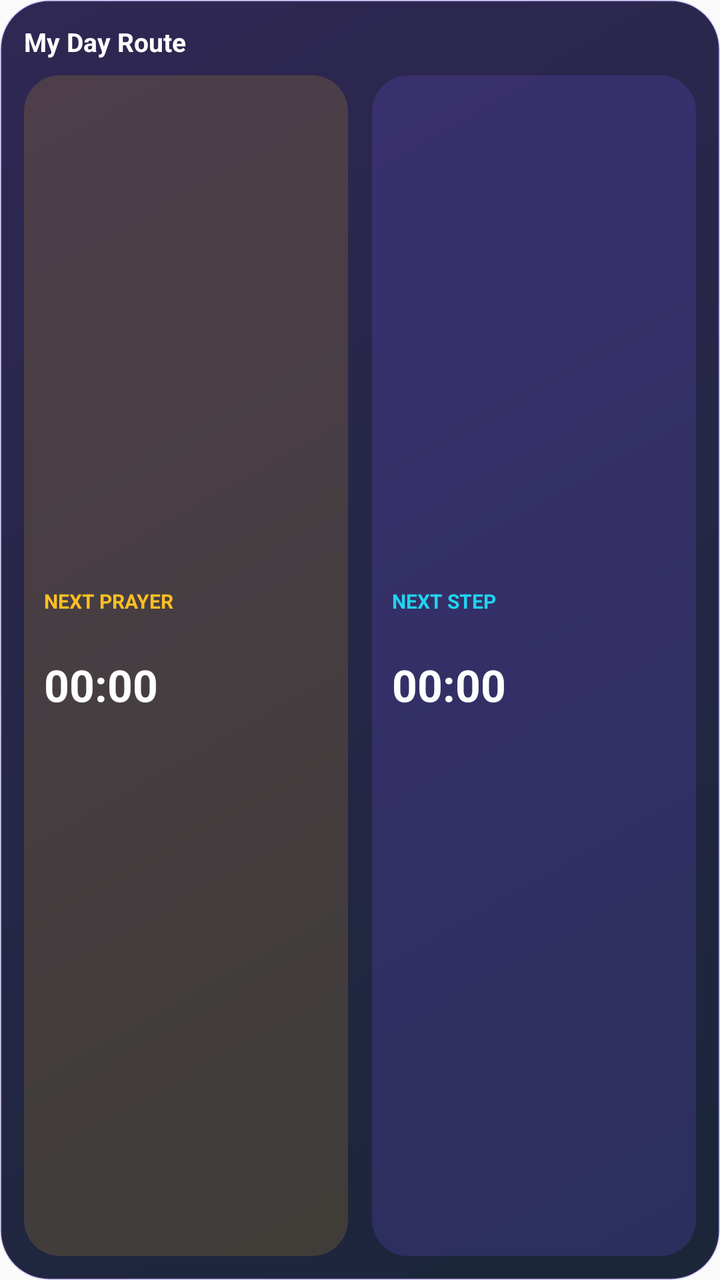
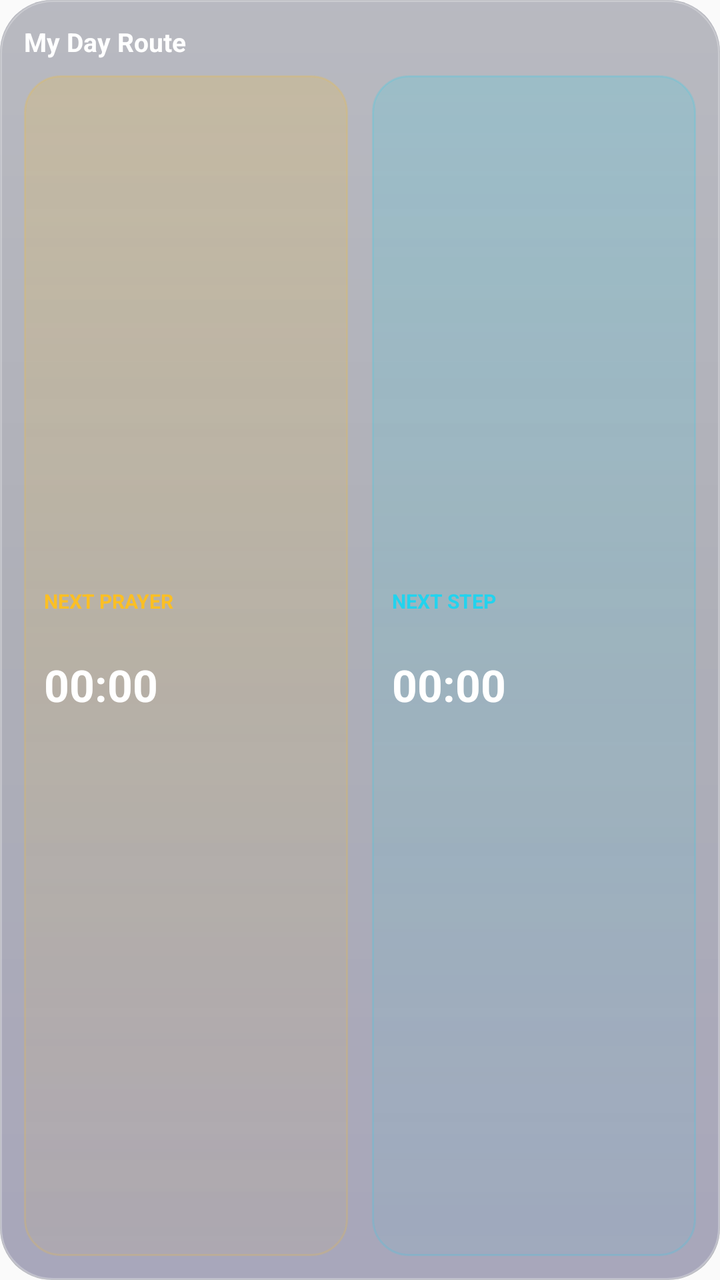

Screens rendered from an Android XML layout before and after an edit, with the pre-edit source and the edit as a unified diff.
<!-- AndroidManifest.xml: application theme AppTheme -->
<!-- res/layout/widget_route.xml -->
<?xml version="1.0" encoding="utf-8"?>
<LinearLayout xmlns:android="http://schemas.android.com/apk/res/android"
    android:id="@+id/w_root"
    android:layout_width="match_parent"
    android:layout_height="match_parent"
    android:orientation="vertical"
    android:padding="12dp"
    android:background="@drawable/widget_bg">

    <LinearLayout
        android:layout_width="match_parent"
        android:layout_height="wrap_content"
        android:orientation="horizontal"
        android:gravity="center_vertical"
        android:layout_marginBottom="8dp">
        <TextView
            android:layout_width="0dp"
            android:layout_height="wrap_content"
            android:layout_weight="1"
            android:text="@string/app_name"
            android:textColor="#FFFFFFFF"
            android:textSize="13sp"
            android:textStyle="bold"/>
        <TextView
            android:id="@+id/w_progress"
            android:layout_width="wrap_content"
            android:layout_height="wrap_content"
            android:text=""
            android:textColor="#B3FFFFFF"
            android:textSize="11sp"/>
    </LinearLayout>

    <LinearLayout
        android:layout_width="match_parent"
        android:layout_height="0dp"
        android:layout_weight="1"
        android:orientation="horizontal">

        <LinearLayout
            android:layout_width="0dp"
            android:layout_height="match_parent"
            android:layout_weight="1"
            android:layout_marginEnd="6dp"
            android:orientation="vertical"
            android:gravity="center_vertical"
            android:padding="10dp"
            android:background="@drawable/widget_card_prayer">
            <TextView android:layout_width="wrap_content" android:layout_height="wrap_content"
                android:text="@string/w_next_prayer" android:textColor="#FFFBBF24" android:textSize="10sp" android:textStyle="bold"/>
            <TextView android:id="@+id/w_prayer_name" android:layout_width="match_parent" android:layout_height="wrap_content"
                android:text="" android:textColor="#FFFFFFFF" android:textSize="15sp" android:textStyle="bold" android:maxLines="1" android:ellipsize="end"/>
            <Chronometer android:id="@+id/w_prayer_cd" android:layout_width="wrap_content" android:layout_height="wrap_content"
                android:textColor="#FFFFFFFF" android:textSize="22sp" android:textStyle="bold"/>
            <TextView android:id="@+id/w_prayer_at" android:layout_width="wrap_content" android:layout_height="wrap_content"
                android:text="" android:textColor="#99FFFFFF" android:textSize="11sp"/>
        </LinearLayout>

        <LinearLayout
            android:layout_width="0dp"
            android:layout_height="match_parent"
            android:layout_weight="1"
            android:layout_marginStart="6dp"
            android:orientation="vertical"
            android:gravity="center_vertical"
            android:padding="10dp"
            android:background="@drawable/widget_card_step">
            <TextView android:layout_width="wrap_content" android:layout_height="wrap_content"
                android:text="@string/w_next_step" android:textColor="#FF22D3EE" android:textSize="10sp" android:textStyle="bold"/>
            <TextView android:id="@+id/w_step_name" android:layout_width="match_parent" android:layout_height="wrap_content"
                android:text="" android:textColor="#FFFFFFFF" android:textSize="15sp" android:textStyle="bold" android:maxLines="1" android:ellipsize="end"/>
            <Chronometer android:id="@+id/w_step_cd" android:layout_width="wrap_content" android:layout_height="wrap_content"
                android:textColor="#FFFFFFFF" android:textSize="22sp" android:textStyle="bold"/>
            <TextView android:id="@+id/w_step_at" android:layout_width="wrap_content" android:layout_height="wrap_content"
                android:text="" android:textColor="#99FFFFFF" android:textSize="11sp"/>
        </LinearLayout>
    </LinearLayout>
</LinearLayout>
<!-- resources referenced by this layout -->
<resources>
  <!-- drawable widget_bg (drawable) -->
  <?xml version="1.0" encoding="utf-8"?>
  <shape xmlns:android="http://schemas.android.com/apk/res/android" android:shape="rectangle">
      <gradient android:angle="315" android:startColor="#F2241C4A" android:endColor="#F20E1A2E" android:type="linear"/>
      <corners android:radius="24dp"/>
      <stroke android:width="1dp" android:color="#337C5CFF"/>
  </shape>
  <!-- drawable widget_card_prayer (drawable) -->
  <?xml version="1.0" encoding="utf-8"?>
  <shape xmlns:android="http://schemas.android.com/apk/res/android" android:shape="rectangle">
      <solid android:color="#26FBBF24"/>
      <corners android:radius="18dp"/>
  </shape>
  <!-- drawable widget_card_step (drawable) -->
  <?xml version="1.0" encoding="utf-8"?>
  <shape xmlns:android="http://schemas.android.com/apk/res/android" android:shape="rectangle">
      <solid android:color="#2E7C5CFF"/>
      <corners android:radius="18dp"/>
  </shape>
  <string name="app_name">My Day Route</string>
  <string name="w_next_prayer">NEXT PRAYER</string>
  <string name="w_next_step">NEXT STEP</string>
  <style name="AppTheme" parent="Theme.AppCompat.Light.DarkActionBar">
          
          <item name="colorPrimary">@color/colorPrimary</item>
          <item name="colorPrimaryDark">@color/colorPrimaryDark</item>
          <item name="colorAccent">@color/colorAccent</item>
      </style>
</resources>

<!-- the commit's change to res/layout/widget_route.xml (unified diff, before → after) -->
@@ -17,7 +17,7 @@
             android:layout_width="0dp"
             android:layout_height="wrap_content"
             android:layout_weight="1"
-            android:text="@string/app_name"
+            android:id="@+id/w_lbl_app" android:text="@string/app_name"
             android:textColor="#FFFFFFFF"
             android:textSize="13sp"
             android:textStyle="bold"/>
@@ -45,7 +45,7 @@
             android:gravity="center_vertical"
             android:padding="10dp"
             android:background="@drawable/widget_card_prayer">
-            <TextView android:layout_width="wrap_content" android:layout_height="wrap_content"
+            <TextView android:id="@+id/w_lbl_prayer" android:layout_width="wrap_content" android:layout_height="wrap_content"
                 android:text="@string/w_next_prayer" android:textColor="#FFFBBF24" android:textSize="10sp" android:textStyle="bold"/>
             <TextView android:id="@+id/w_prayer_name" android:layout_width="match_parent" android:layout_height="wrap_content"
                 android:text="" android:textColor="#FFFFFFFF" android:textSize="15sp" android:textStyle="bold" android:maxLines="1" android:ellipsize="end"/>
@@ -64,7 +64,7 @@
             android:gravity="center_vertical"
             android:padding="10dp"
             android:background="@drawable/widget_card_step">
-            <TextView android:layout_width="wrap_content" android:layout_height="wrap_content"
+            <TextView android:id="@+id/w_lbl_step" android:layout_width="wrap_content" android:layout_height="wrap_content"
                 android:text="@string/w_next_step" android:textColor="#FF22D3EE" android:textSize="10sp" android:textStyle="bold"/>
             <TextView android:id="@+id/w_step_name" android:layout_width="match_parent" android:layout_height="wrap_content"
                 android:text="" android:textColor="#FFFFFFFF" android:textSize="15sp" android:textStyle="bold" android:maxLines="1" android:ellipsize="end"/>
<!-- resource entries referenced after the edit -->
@@ -2,22 +2,34 @@
 <resources>
   <!-- drawable widget_bg (drawable) -->
   <?xml version="1.0" encoding="utf-8"?>
-  <shape xmlns:android="http://schemas.android.com/apk/res/android" android:shape="rectangle">
-      <gradient android:angle="315" android:startColor="#F2241C4A" android:endColor="#F20E1A2E" android:type="linear"/>
-      <corners android:radius="24dp"/>
-      <stroke android:width="1dp" android:color="#337C5CFF"/>
-  </shape>
+  <layer-list xmlns:android="http://schemas.android.com/apk/res/android">
+      <item>
+          <shape android:shape="rectangle">
+              <solid android:color="#59121630"/>
+              <corners android:radius="26dp"/>
+          </shape>
+      </item>
+      <item>
+          <shape android:shape="rectangle">
+              <gradient android:angle="300" android:startColor="#2EFFFFFF" android:centerColor="#0FFFFFFF" android:endColor="#1A9C88FF" android:type="linear"/>
+              <corners android:radius="26dp"/>
+              <stroke android:width="1dp" android:color="#47FFFFFF"/>
+          </shape>
+      </item>
+  </layer-list>
   <!-- drawable widget_card_prayer (drawable) -->
   <?xml version="1.0" encoding="utf-8"?>
   <shape xmlns:android="http://schemas.android.com/apk/res/android" android:shape="rectangle">
-      <solid android:color="#26FBBF24"/>
+      <gradient android:angle="300" android:startColor="#2EFBBF24" android:endColor="#0FFBBF24"/>
       <corners android:radius="18dp"/>
+      <stroke android:width="1dp" android:color="#33FBBF24"/>
   </shape>
   <!-- drawable widget_card_step (drawable) -->
   <?xml version="1.0" encoding="utf-8"?>
   <shape xmlns:android="http://schemas.android.com/apk/res/android" android:shape="rectangle">
-      <solid android:color="#2E7C5CFF"/>
+      <gradient android:angle="300" android:startColor="#2E22D3EE" android:endColor="#0F22D3EE"/>
       <corners android:radius="18dp"/>
+      <stroke android:width="1dp" android:color="#3322D3EE"/>
   </shape>
   <string name="app_name">My Day Route</string>
   <string name="w_next_prayer">NEXT PRAYER</string>
